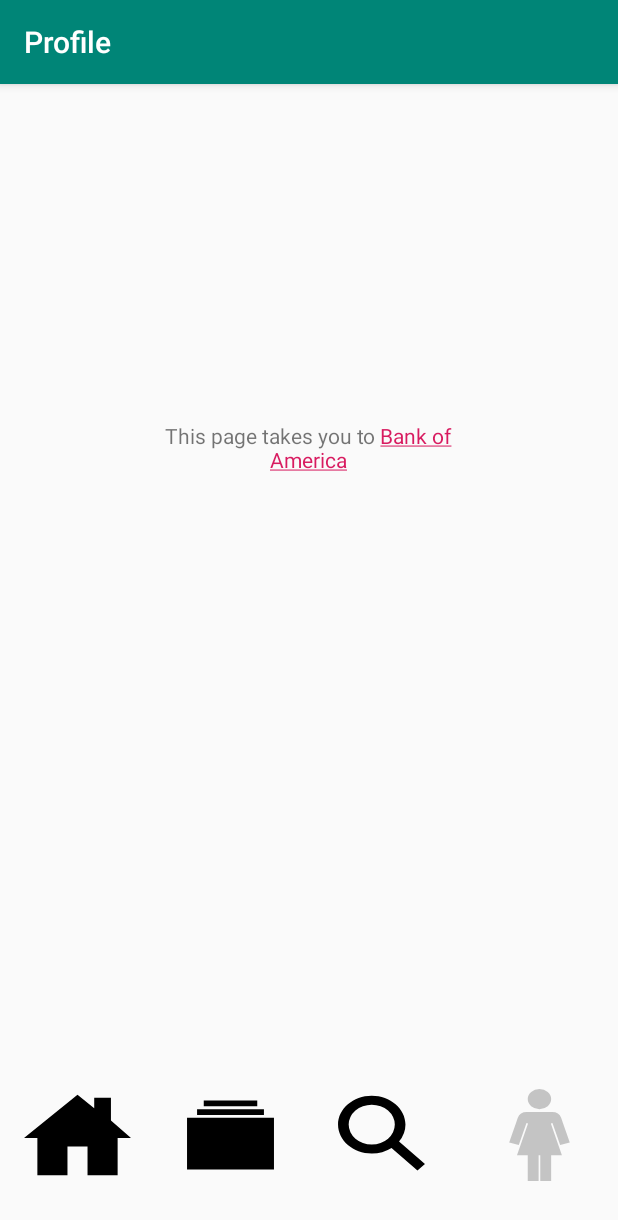
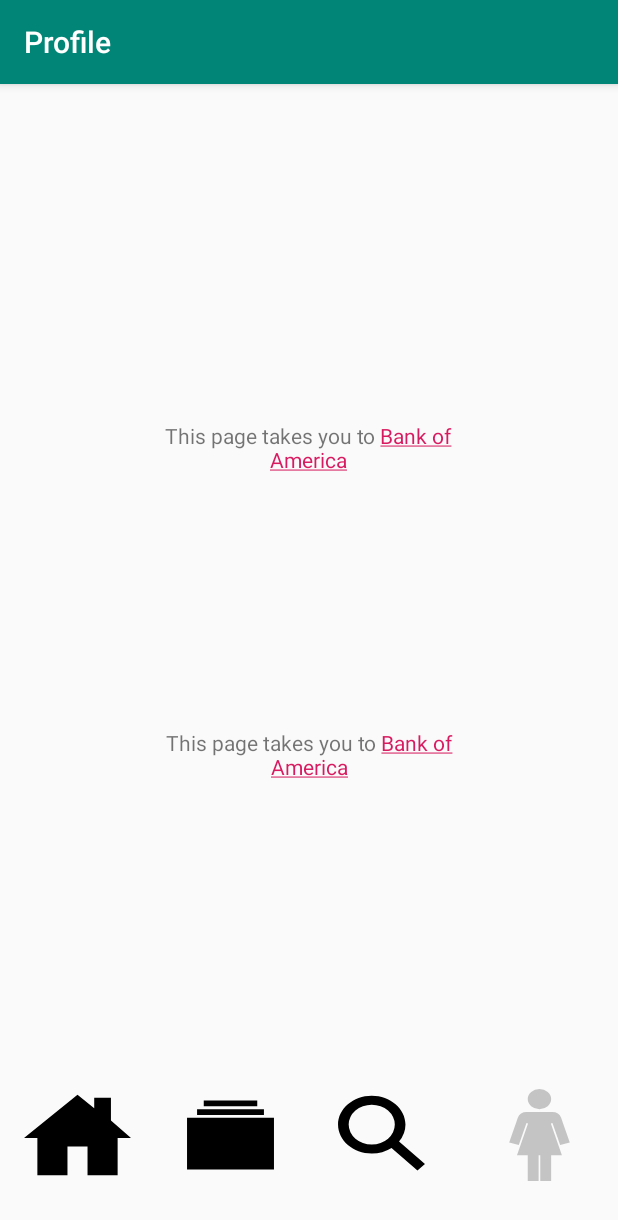
Before and after one commit to ronniegbolano/AndroidProject680, an Android app: the ProfileFragment screen opened through its navigation route, on a phone screen of 412 x 824 dp. Shown: the top 1220 px of the screen. Run offline under Robolectric (Android 15) with nearby library versions, the light colour scheme and no system bars.

Commit message:
adding miss checkpoint info

```diff
--- a/app/src/main/java/com/example/myapplication/ProfileFragment.java
+++ b/app/src/main/java/com/example/myapplication/ProfileFragment.java
@@ -46,6 +46,9 @@
         textView.setMovementMethod(LinkMovementMethod.getInstance());
 
 
+        TextView textView2 = v.findViewById(R.id.bankOfAmerica2);
+        textView2.setText(Html.fromHtml("This page takes you to <a href=\"http://www.bankofamerica.com\">Bank of America</a>"));
+        textView2.setOnClickListener(Navigation.createNavigateOnClickListener(R.id.bankOfAmericaWebView));
 
         return v;
     }
--- a/app/src/main/res/layout/fragment_profile.xml
+++ b/app/src/main/res/layout/fragment_profile.xml
@@ -72,6 +72,19 @@
         app:layout_constraintTop_toTopOf="parent"
         app:layout_constraintVertical_bias="0.303" />
 
+    <TextView
+        android:id="@+id/bankOfAmerica2"
+        android:layout_width="226dp"
+        android:layout_height="47dp"
+        android:text=""
+        android:gravity="center"
+        app:layout_constraintBottom_toBottomOf="parent"
+        app:layout_constraintEnd_toEndOf="parent"
+        app:layout_constraintStart_toStartOf="parent"
+        app:layout_constraintTop_toBottomOf="@+id/bankOfAmerica"
+        app:layout_constraintVertical_bias="0.346" />
+
+
 
 
 </androidx.constraintlayout.widget.ConstraintLayout>
```
